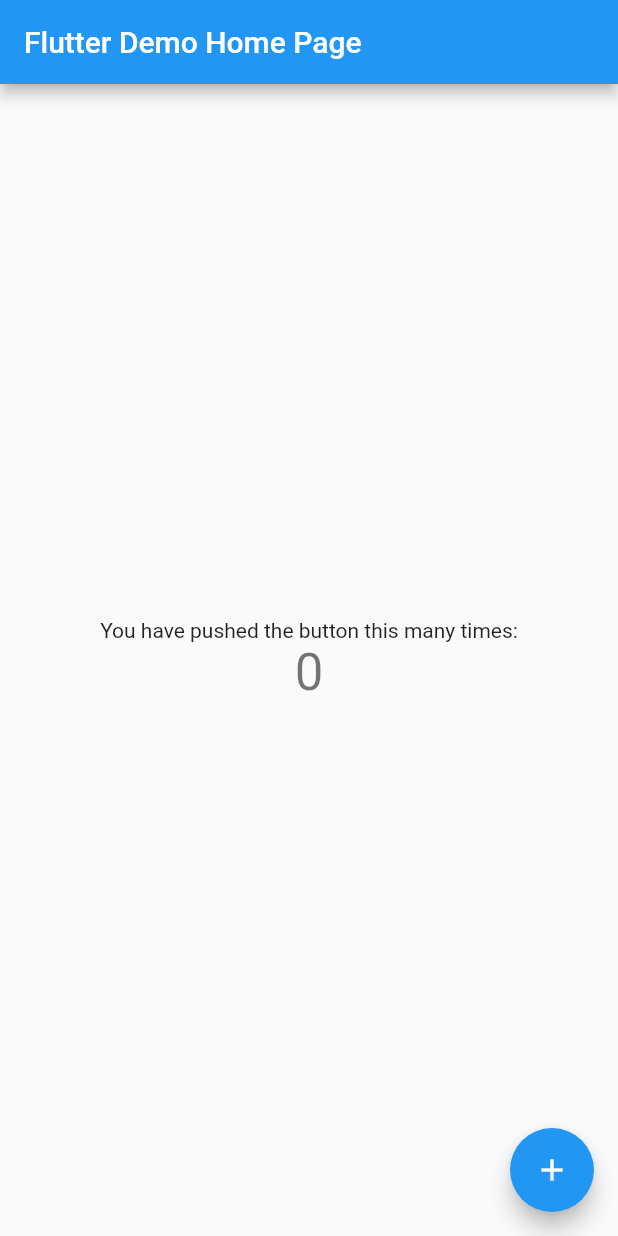
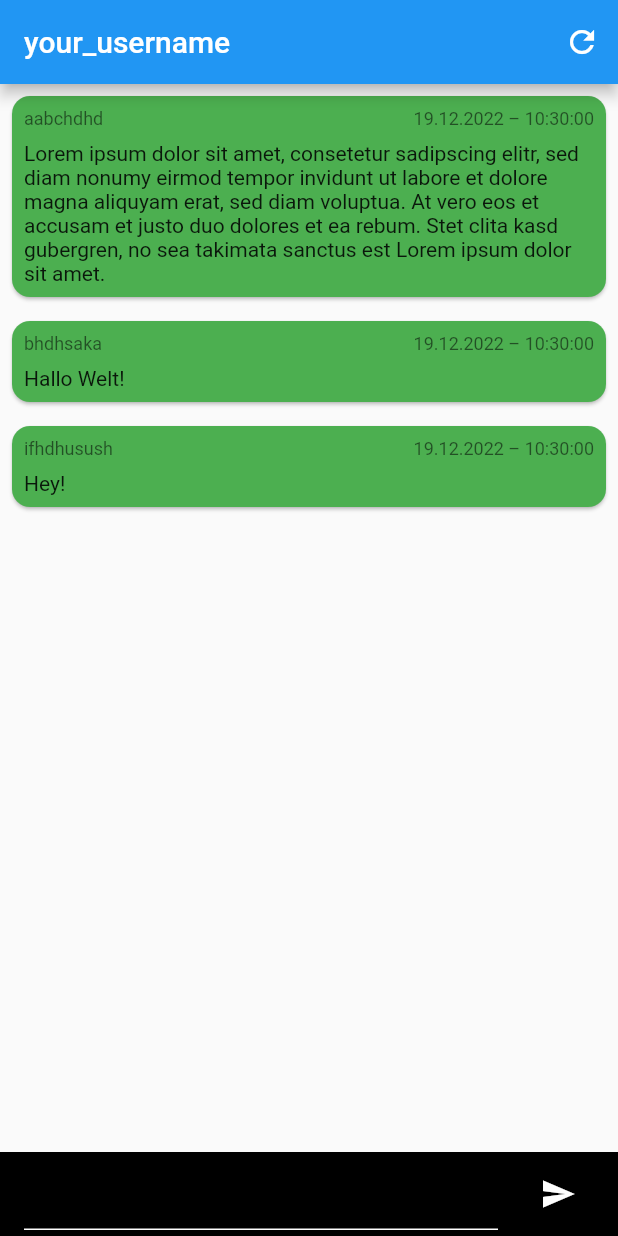
Before and after one commit to christianfl/racler-productions-forum, a Flutter app: the screen it shows after launch, on a phone screen of 412 x 824 dp. Run offline on Flutter 3.47's test engine with Material 2 defaults, Android fonts, the phone set to English and light mode, and no system bars.

Commit message:
Initial ugly but functional design

```diff
--- a/lib/main.dart
+++ b/lib/main.dart
@@ -1,4 +1,6 @@
 import 'package:flutter/material.dart';
+
+import 'pages/home_page.dart';
 
 void main() {
   runApp(const MyApp());
@@ -7,109 +9,14 @@
 class MyApp extends StatelessWidget {
   const MyApp({super.key});
 
-  // This widget is the root of your application.
   @override
   Widget build(BuildContext context) {
     return MaterialApp(
       title: 'Flutter Demo',
       theme: ThemeData(
-        // This is the theme of your application.
-        //
-        // Try running your application with "flutter run". You'll see the
-        // application has a blue toolbar. Then, without quitting the app, try
-        // changing the primarySwatch below to Colors.green and then invoke
-        // "hot reload" (press "r" in the console where you ran "flutter run",
-        // or simply save your changes to "hot reload" in a Flutter IDE).
-        // Notice that the counter didn't reset back to zero; the application
-        // is not restarted.
         primarySwatch: Colors.blue,
       ),
-      home: const MyHomePage(title: 'Flutter Demo Home Page'),
+      home: const HomePage(),
     );
   }
 }
-
-class MyHomePage extends StatefulWidget {
-  const MyHomePage({super.key, required this.title});
-
-  // This widget is the home page of your application. It is stateful, meaning
-  // that it has a State object (defined below) that contains fields that affect
-  // how it looks.
-
-  // This class is the configuration for the state. It holds the values (in this
-  // case the title) provided by the parent (in this case the App widget) and
-  // used by the build method of the State. Fields in a Widget subclass are
-  // always marked "final".
-
-  final String title;
-
-  @override
-  State<MyHomePage> createState() => _MyHomePageState();
-}
-
-class _MyHomePageState extends State<MyHomePage> {
-  int _counter = 0;
-
-  void _incrementCounter() {
-    setState(() {
-      // This call to setState tells the Flutter framework that something has
-      // changed in this State, which causes it to rerun the build method below
-      // so that the display can reflect the updated values. If we changed
-      // _counter without calling setState(), then the build method would not be
-      // called again, and so nothing would appear to happen.
-      _counter++;
-    });
-  }
-
-  @override
-  Widget build(BuildContext context) {
-    // This method is rerun every time setState is called, for instance as done
-    // by the _incrementCounter method above.
-    //
-    // The Flutter framework has been optimized to make rerunning build methods
-    // fast, so that you can just rebuild anything that needs updating rather
-    // than having to individually change instances of widgets.
-    return Scaffold(
-      appBar: AppBar(
-        // Here we take the value from the MyHomePage object that was created by
-        // the App.build method, and use it to set our appbar title.
-        title: Text(widget.title),
-      ),
-      body: Center(
-        // Center is a layout widget. It takes a single child and positions it
-        // in the middle of the parent.
-        child: Column(
-          // Column is also a layout widget. It takes a list of children and
-          // arranges them vertically. By default, it sizes itself to fit its
-          // children horizontally, and tries to be as tall as its parent.
-          //
-          // Invoke "debug painting" (press "p" in the console, choose the
-          // "Toggle Debug Paint" action from the Flutter Inspector in Android
-          // Studio, or the "Toggle Debug Paint" command in Visual Studio Code)
-          // to see the wireframe for each widget.
-          //
-          // Column has various properties to control how it sizes itself and
-          // how it positions its children. Here we use mainAxisAlignment to
-          // center the children vertically; the main axis here is the vertical
-          // axis because Columns are vertical (the cross axis would be
-          // horizontal).
-          mainAxisAlignment: MainAxisAlignment.center,
-          children: <Widget>[
-            const Text(
-              'You have pushed the button this many times:',
-            ),
-            Text(
-              '$_counter',
-              style: Theme.of(context).textTheme.headline4,
-            ),
-          ],
-        ),
-      ),
-      floatingActionButton: FloatingActionButton(
-        onPressed: _incrementCounter,
-        tooltip: 'Increment',
-        child: const Icon(Icons.add),
-      ), // This trailing comma makes auto-formatting nicer for build methods.
-    );
-  }
-}
--- /dev/null
+++ b/lib/models/forum_post_model.dart
@@ -0,0 +1,13 @@
+class ForumPostModel {
+  String id;
+  String createdBy;
+  DateTime createdAt;
+  String text;
+
+  ForumPostModel({
+    required this.id,
+    required this.createdBy,
+    required this.createdAt,
+    required this.text,
+  });
+}
--- /dev/null
+++ b/lib/pages/home_page.dart
@@ -0,0 +1,67 @@
+import 'package:flutter/material.dart';
+
+import '../models/forum_post_model.dart';
+import '../widgets/forum_post.dart';
+import '../widgets/send_dialog.dart';
+
+class HomePage extends StatefulWidget {
+  const HomePage({super.key});
+
+  @override
+  State<HomePage> createState() => _MyHomePageState();
+}
+
+class _MyHomePageState extends State<HomePage> {
+  final List<ForumPostModel> _posts = [
+    ForumPostModel(
+      id: 'id',
+      createdBy: 'aabchdhd',
+      createdAt: DateTime.now(),
+      text:
+          'Lorem ipsum dolor sit amet, consetetur sadipscing elitr, sed diam nonumy eirmod tempor invidunt ut labore et dolore magna aliquyam erat, sed diam voluptua. At vero eos et accusam et justo duo dolores et ea rebum. Stet clita kasd gubergren, no sea takimata sanctus est Lorem ipsum dolor sit amet.',
+    ),
+    ForumPostModel(
+      id: 'id',
+      createdBy: 'bhdhsaka',
+      createdAt: DateTime.now(),
+      text: 'Hallo Welt!',
+    ),
+    ForumPostModel(
+      id: 'id',
+      createdBy: 'ifhdhusush',
+      createdAt: DateTime.now(),
+      text: 'Hey!',
+    ),
+  ];
+
+  @override
+  Widget build(BuildContext context) {
+    return Scaffold(
+      appBar: AppBar(
+        title: const Text('your_username'),
+        actions: [
+          IconButton(
+            onPressed: () => {},
+            icon: const Icon(Icons.refresh),
+          )
+        ],
+      ),
+      body: Column(
+        children: [
+          Expanded(
+            child: ListView.builder(
+              shrinkWrap: true,
+              itemCount: _posts.length,
+              itemBuilder: (BuildContext context, int index) {
+                return ForumPost(
+                  post: _posts[index],
+                );
+              },
+            ),
+          ),
+          const SendDialog(),
+        ],
+      ),
+    );
+  }
+}
--- /dev/null
+++ b/lib/widgets/forum_post.dart
@@ -0,0 +1,47 @@
+import 'package:flutter/material.dart';
+import 'package:forum/models/forum_post_model.dart';
+import 'package:intl/intl.dart';
+
+class ForumPost extends StatelessWidget {
+  final ForumPostModel? post;
+
+  const ForumPost({
+    super.key,
+    this.post,
+  });
+
+  @override
+  Widget build(BuildContext context) {
+    return Card(
+      shape: RoundedRectangleBorder(
+        borderRadius: BorderRadius.circular(12),
+      ),
+      margin: const EdgeInsets.all(8.0),
+      color: Colors.green,
+      child: Padding(
+        padding: const EdgeInsets.all(8.0),
+        child: Column(
+          crossAxisAlignment: CrossAxisAlignment.start,
+          children: [
+            Row(
+              mainAxisAlignment: MainAxisAlignment.spaceBetween,
+              children: [
+                Text(
+                  '${post?.createdBy}',
+                  style: Theme.of(context).textTheme.caption,
+                ),
+                if (post?.createdAt != null)
+                  Text(
+                    DateFormat('dd.MM.yyyy – kk:mm:ss').format(post!.createdAt),
+                    style: Theme.of(context).textTheme.caption,
+                  ),
+              ],
+            ),
+            const SizedBox(height: 8),
+            Text('${post?.text}'),
+          ],
+        ),
+      ),
+    );
+  }
+}
--- /dev/null
+++ b/lib/widgets/send_dialog.dart
@@ -0,0 +1,28 @@
+import 'package:flutter/material.dart';
+
+class SendDialog extends StatelessWidget {
+  const SendDialog({
+    super.key,
+  });
+
+  @override
+  Widget build(BuildContext context) {
+    return ListTile(
+      tileColor: Colors.black,
+      title: TextFormField(
+        decoration: const InputDecoration(
+          enabledBorder: UnderlineInputBorder(
+            borderSide: BorderSide(color: Colors.white),
+          ),
+        ),
+      ),
+      trailing: IconButton(
+        onPressed: () => {},
+        icon: const Icon(
+          Icons.send,
+          color: Colors.white,
+        ),
+      ),
+    );
+  }
+}
--- a/pubspec.yaml
+++ b/pubspec.yaml
@@ -36,6 +36,7 @@
   # The following adds the Cupertino Icons font to your application.
   # Use with the CupertinoIcons class for iOS style icons.
   cupertino_icons: ^1.0.2
+  intl: ^0.18.0
 
 dev_dependencies:
   flutter_test:
```
Also changed, not shown: pubspec.lock.
